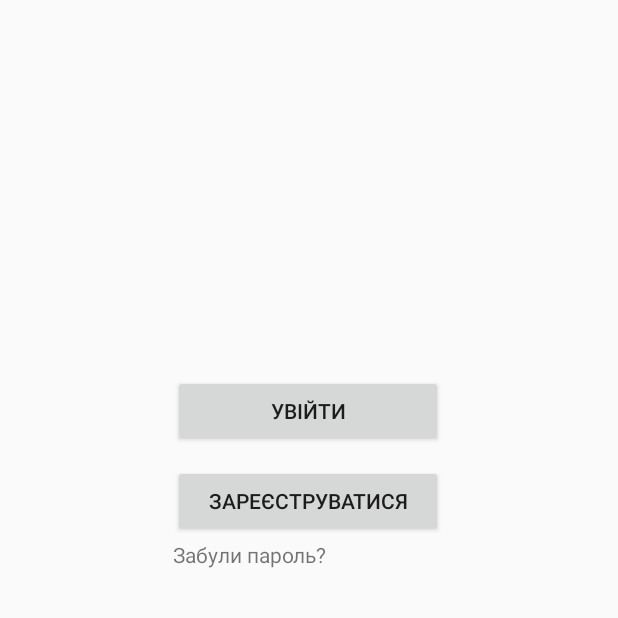
After one commit to Yura2021/Trading_platform001, an Android app: the fragment UserFragment shown on its own in the app's theme, on a phone screen of 412 x 824 dp, the top half of it. The commit adds this screen. Run offline under Robolectric (Android 15) with nearby library versions, the phone set to English and light mode, and no system bars.

Commit message:
create user fragment

```diff
--- a/app/src/main/java/com/example/trading_platform001/MainActivity.java
+++ b/app/src/main/java/com/example/trading_platform001/MainActivity.java
@@ -44,6 +44,8 @@ public class MainActivity extends AppCompatActivity  {
 
         gridview.setOnItemClickListener(gridviewOnItemClickListener);
 
+
+
     }
     private GridView.OnItemClickListener gridviewOnItemClickListener = new GridView.OnItemClickListener() {
         @Override
--- /dev/null
+++ b/app/src/main/java/com/example/trading_platform001/UserFragment.java
@@ -0,0 +1,64 @@
+package com.example.trading_platform001;
+
+import android.os.Bundle;
+
+import androidx.fragment.app.Fragment;
+
+import android.view.LayoutInflater;
+import android.view.View;
+import android.view.ViewGroup;
+
+/**
+ * A simple {@link Fragment} subclass.
+ * Use the {@link UserFragment#newInstance} factory method to
+ * create an instance of this fragment.
+ */
+public class UserFragment extends Fragment {
+
+    // TODO: Rename parameter arguments, choose names that match
+    // the fragment initialization parameters, e.g. ARG_ITEM_NUMBER
+    private static final String ARG_PARAM1 = "param1";
+    private static final String ARG_PARAM2 = "param2";
+
+    // TODO: Rename and change types of parameters
+    private String mParam1;
+    private String mParam2;
+
+    public UserFragment() {
+        // Required empty public constructor
+    }
+
+    /**
+     * Use this factory method to create a new instance of
+     * this fragment using the provided parameters.
+     *
+     * @param param1 Parameter 1.
+     * @param param2 Parameter 2.
+     * @return A new instance of fragment UserFragment.
+     */
+    // TODO: Rename and change types and number of parameters
+    public static UserFragment newInstance(String param1, String param2) {
+        UserFragment fragment = new UserFragment();
+        Bundle args = new Bundle();
+        args.putString(ARG_PARAM1, param1);
+        args.putString(ARG_PARAM2, param2);
+        fragment.setArguments(args);
+        return fragment;
+    }
+
+    @Override
+    public void onCreate(Bundle savedInstanceState) {
+        super.onCreate(savedInstanceState);
+        if (getArguments() != null) {
+            mParam1 = getArguments().getString(ARG_PARAM1);
+            mParam2 = getArguments().getString(ARG_PARAM2);
+        }
+    }
+
+    @Override
+    public View onCreateView(LayoutInflater inflater, ViewGroup container,
+                             Bundle savedInstanceState) {
+        // Inflate the layout for this fragment
+        return inflater.inflate(R.layout.fragment_user, container, false);
+    }
+}
--- a/app/src/main/res/layout/activity_main.xml
+++ b/app/src/main/res/layout/activity_main.xml
@@ -30,6 +30,7 @@
         android:numColumns="auto_fit"
         android:stretchMode="columnWidth"
         android:verticalSpacing="10dp" />
+
     <com.google.android.material.bottomnavigation.BottomNavigationView
         android:id="@+id/bottomNavigationView"
         android:layout_width="match_parent"
--- /dev/null
+++ b/app/src/main/res/layout/fragment_user.xml
@@ -0,0 +1,31 @@
+<?xml version="1.0" encoding="utf-8"?>
+<FrameLayout xmlns:android="http://schemas.android.com/apk/res/android"
+    xmlns:tools="http://schemas.android.com/tools"
+    android:layout_width="match_parent"
+    android:layout_height="match_parent"
+    tools:context=".UserFragment">
+
+    <Button
+        android:id="@+id/button4"
+        android:layout_width="180dp"
+        android:layout_height="wrap_content"
+        android:layout_marginLeft="115dp"
+        android:layout_marginTop="250dp"
+        android:text="Увійти" />
+
+    <Button
+        android:id="@+id/button5"
+        android:layout_width="180dp"
+        android:layout_height="wrap_content"
+        android:text="Зареєструватися"
+        android:layout_marginTop="310dp"
+        android:layout_marginLeft="115dp"/>
+
+    <TextView
+        android:id="@+id/textView"
+        android:layout_width="wrap_content"
+        android:layout_height="wrap_content"
+        android:text="Забули пароль?"
+        android:layout_marginTop="360dp"
+        android:layout_marginLeft="115dp"/>
+</FrameLayout>
--- a/app/src/main/res/menu/button_nav_menu.xml
+++ b/app/src/main/res/menu/button_nav_menu.xml
@@ -11,7 +11,8 @@
     <item android:title="@string/main_button_name_basket"
         android:icon="@drawable/ic_main_basket_btn_24"
         android:id="@+id/basket"/>
-    <item android:title="@string/main_button_name_person"
+    <item
+        android:id="@+id/person"
         android:icon="@drawable/ic_main_person_btn_24"
-        android:id="@+id/person"/>
+        android:title="@string/main_button_name_person" />
 </menu>
--- a/app/src/main/res/values-night/themes.xml
+++ b/app/src/main/res/values-night/themes.xml
@@ -13,4 +13,9 @@
         <item name="android:statusBarColor" tools:targetApi="l">?attr/colorPrimaryVariant</item>
         <!-- Customize your theme here. -->
     </style>
+
+    <style name="ThemeOverlay.Trading_platform001.FullscreenContainer" parent="">
+        <item name="fullscreenBackgroundColor">@color/light_blue_900</item>
+        <item name="fullscreenTextColor">@color/light_blue_A400</item>
+    </style>
 </resources>
--- a/app/src/main/res/values/colors.xml
+++ b/app/src/main/res/values/colors.xml
@@ -10,4 +10,9 @@
     <color name="green">#1db954</color>
     <color name="transparent">#00000000</color>
     <color name="color_nav_button">#EDDEDE</color>
+    <color name="light_blue_600">#FF039BE5</color>
+    <color name="light_blue_900">#FF01579B</color>
+    <color name="light_blue_A200">#FF40C4FF</color>
+    <color name="light_blue_A400">#FF00B0FF</color>
+    <color name="black_overlay">#66000000</color>
 </resources>
--- a/app/src/main/res/values/strings.xml
+++ b/app/src/main/res/values/strings.xml
@@ -105,5 +105,7 @@
     </string>
     <!-- TODO: Remove or change this placeholder text -->
     <string name="hello_blank_fragment">Hello blank fragment</string>
+    <string name="dummy_button">Dummy Button</string>
+    <string name="dummy_content">DUMMY\nCONTENT</string>
 
 </resources>
--- a/app/src/main/res/values/styles.xml
+++ b/app/src/main/res/values/styles.xml
@@ -1,5 +1,6 @@
 <?xml version="1.0" encoding="utf-8"?>
 <resources>
+
     <style name="MainButtonStyle">
         <item name="android:layout_width">@dimen/main_button_width</item>
         <item name="android:layout_height">wrap_content</item>
@@ -9,4 +10,9 @@
         <item name="android:textSize">@dimen/main_button_textSize</item>
         <item name="android:gravity">center</item>
     </style>
+
+    <style name="Widget.Theme.Trading_platform001.ButtonBar.Fullscreen" parent="">
+        <item name="android:background">@color/black_overlay</item>
+        <item name="android:buttonBarStyle">?android:attr/buttonBarStyle</item>
+    </style>
 </resources>
--- a/app/src/main/res/values/themes.xml
+++ b/app/src/main/res/values/themes.xml
@@ -13,4 +13,9 @@
         <item name="android:statusBarColor" tools:targetApi="l">?attr/colorPrimaryVariant</item>
         <!-- Customize your theme here. -->
     </style>
+
+    <style name="ThemeOverlay.Trading_platform001.FullscreenContainer" parent="">
+        <item name="fullscreenBackgroundColor">@color/light_blue_600</item>
+        <item name="fullscreenTextColor">@color/light_blue_A200</item>
+    </style>
 </resources>
```
Also changed, not shown: app/src/main/AndroidManifest.xml (+4 -3 lines).
